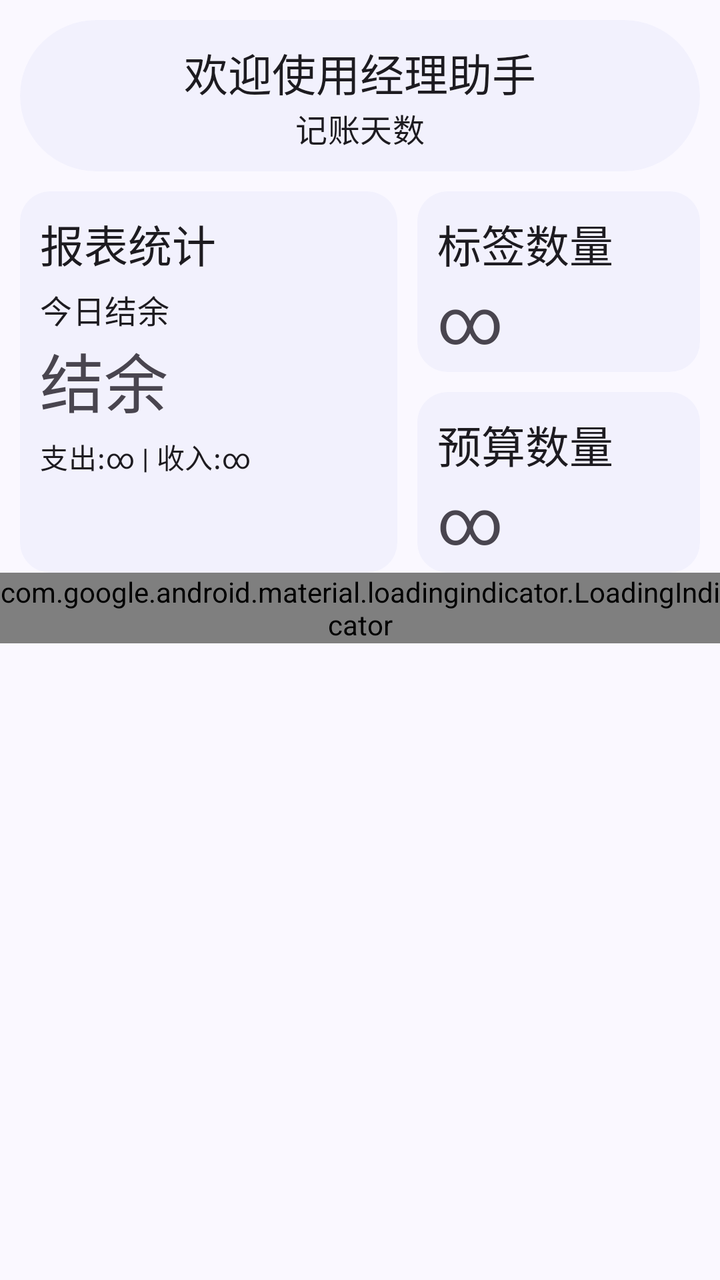
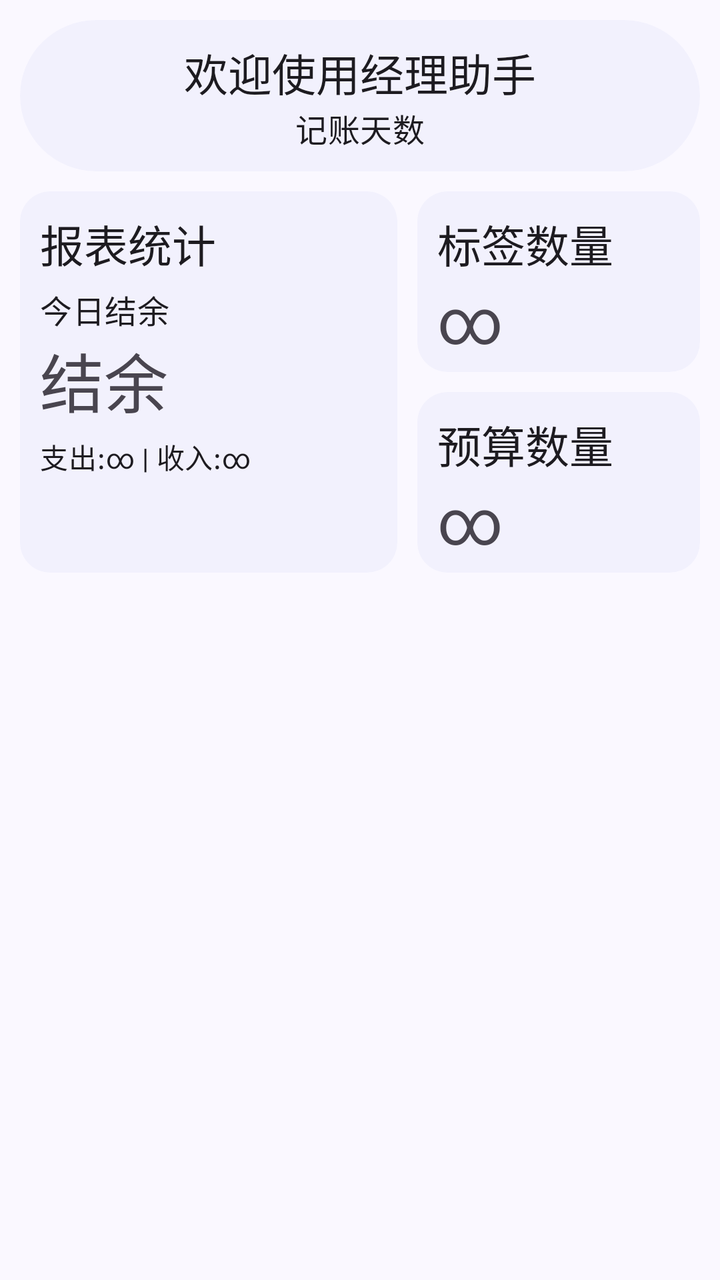

Before-and-after screenshots of an Android layout around one commit, followed by the original layout XML and the change that was made.
<!-- AndroidManifest.xml: application theme Theme.ManagerAssistant.Static -->
<!-- res/layout/fragment_home.xml -->
<androidx.core.widget.NestedScrollView xmlns:android="http://schemas.android.com/apk/res/android"
    xmlns:app="http://schemas.android.com/apk/res-auto"
    xmlns:tools="http://schemas.android.com/tools"
    android:layout_width="match_parent"
    android:layout_height="match_parent"
    tools:context=".ui.pages.home.HomeFragment">

    
    <androidx.constraintlayout.widget.ConstraintLayout
        android:layout_width="match_parent"
        android:layout_height="wrap_content"
        android:orientation="vertical">

        <com.google.android.material.card.MaterialCardView
            android:id="@+id/welcome_card"
            style="@style/RoundCardStyle"
            android:layout_width="match_parent"
            android:layout_height="wrap_content"
            app:layout_constraintTop_toTopOf="parent">

            <LinearLayout
                android:layout_width="match_parent"
                android:layout_height="wrap_content"
                android:orientation="vertical">

                <com.google.android.material.textview.MaterialTextView
                    style="@style/LargeTitleTextViewStyle"
                    android:layout_width="wrap_content"
                    android:layout_height="wrap_content"
                    android:layout_gravity="center_horizontal"
                    android:paddingBottom="0dp"
                    android:text="@string/welcome_string" />

                <com.google.android.material.textview.MaterialTextView
                    android:id="@+id/bookkeeping_days_text"
                    style="@style/MediumTitleTextViewStyle"
                    android:layout_width="wrap_content"
                    android:layout_height="wrap_content"
                    android:layout_gravity="center_horizontal"
                    android:paddingTop="0dp"
                    android:text="@string/num_of_bookkeeping_days" />
            </LinearLayout>
        </com.google.android.material.card.MaterialCardView>

        
        <com.google.android.material.card.MaterialCardView
            android:id="@+id/report_balance_cardview"
            style="@style/ContentCardStyle"
            android:layout_width="0dp"
            android:layout_height="0dp"
            android:layout_marginBottom="0dp"
            android:clickable="true"
            android:focusable="true"
            app:layout_constraintBottom_toBottomOf="@+id/budget_card"
            app:layout_constraintEnd_toStartOf="@id/tag_card"
            app:layout_constraintHorizontal_weight="4"
            app:layout_constraintStart_toStartOf="parent"
            app:layout_constraintTop_toBottomOf="@id/welcome_card">

            <LinearLayout
                android:layout_width="match_parent"
                android:layout_height="match_parent"
                android:orientation="vertical">

                <com.google.android.material.textview.MaterialTextView
                    style="@style/LargeTitleTextViewStyle"
                    android:layout_width="wrap_content"
                    android:layout_height="wrap_content"
                    android:paddingBottom="0dp"
                    android:text="@string/title_report" />

                <com.google.android.material.textview.MaterialTextView
                    style="@style/MediumTitleTextViewStyle"
                    android:layout_width="wrap_content"
                    android:layout_height="wrap_content"
                    android:paddingTop="5dp"
                    android:paddingBottom="0dp"
                    android:text="@string/today_balance" />

                <com.google.android.material.textview.MaterialTextView
                    android:id="@+id/balance_text"
                    style="@style/TextAppearance.Material3.HeadlineLarge"
                    android:layout_width="wrap_content"
                    android:layout_height="wrap_content"
                    android:layout_marginStart="10dp"
                    android:paddingTop="0dp"
                    android:paddingBottom="5dp"
                    android:text="@string/balance" />

                <com.google.android.material.textview.MaterialTextView
                    android:id="@+id/expense_income_text"
                    style="@style/MediumBodyTextViewStyle"
                    android:layout_width="wrap_content"
                    android:layout_height="wrap_content"
                    android:paddingStart="10dp"
                    android:paddingEnd="0dp"
                    android:paddingBottom="10dp"
                    android:text="@string/expense_and_income" />
            </LinearLayout>
        </com.google.android.material.card.MaterialCardView>

        
        <com.google.android.material.card.MaterialCardView
            android:id="@+id/tag_card"
            style="@style/ContentCardStyle"
            android:layout_width="0dp"
            android:layout_height="wrap_content"
            android:layout_marginStart="0dp"
            android:layout_marginTop="0dp"
            android:layout_marginBottom="0dp"
            android:clickable="true"
            android:focusable="true"
            app:layout_constraintEnd_toEndOf="parent"
            app:layout_constraintHorizontal_weight="3"
            app:layout_constraintStart_toEndOf="@+id/report_balance_cardview"
            app:layout_constraintTop_toTopOf="@+id/report_balance_cardview">

            <LinearLayout
                android:layout_width="match_parent"
                android:layout_height="match_parent"
                android:orientation="vertical">

                <com.google.android.material.textview.MaterialTextView
                    style="@style/LargeTitleTextViewStyle"
                    android:layout_width="wrap_content"
                    android:layout_height="wrap_content"
                    android:paddingBottom="0dp"
                    android:text="@string/tag_count" />

                <com.google.android.material.textview.MaterialTextView
                    android:id="@+id/tag_count_text"
                    style="@style/TextAppearance.Material3.HeadlineLarge"
                    android:layout_width="wrap_content"
                    android:layout_height="wrap_content"
                    android:layout_marginStart="10dp"
                    android:paddingBottom="5dp"
                    android:text="@string/count_infinity" />
            </LinearLayout>
        </com.google.android.material.card.MaterialCardView>

        
        <com.google.android.material.card.MaterialCardView
            android:id="@+id/budget_card"
            style="@style/ContentCardStyle"
            android:layout_width="0dp"
            android:layout_height="wrap_content"
            android:clickable="true"
            android:focusable="true"
            app:layout_constraintEnd_toEndOf="parent"
            app:layout_constraintStart_toEndOf="@+id/report_balance_cardview"
            app:layout_constraintTop_toBottomOf="@+id/tag_card">

            <LinearLayout
                android:layout_width="match_parent"
                android:layout_height="wrap_content"
                android:orientation="vertical">

                <com.google.android.material.textview.MaterialTextView
                    style="@style/LargeTitleTextViewStyle"
                    android:layout_width="wrap_content"
                    android:layout_height="wrap_content"
                    android:paddingBottom="0dp"
                    android:text="@string/budget_count" />

                <com.google.android.material.textview.MaterialTextView
                    android:id="@+id/budget_count_text"
                    style="@style/TextAppearance.Material3.HeadlineLarge"
                    android:layout_width="wrap_content"
                    android:layout_height="wrap_content"
                    android:layout_marginStart="10dp"
                    android:paddingBottom="5dp"
                    android:text="@string/count_infinity" />
            </LinearLayout>
        </com.google.android.material.card.MaterialCardView>

        
        <com.google.android.material.loadingindicator.LoadingIndicator
            android:id="@+id/link_loading_indicator"
            android:layout_width="wrap_content"
            android:layout_height="wrap_content"
            android:layout_gravity="center_horizontal"
            app:layout_constraintEnd_toEndOf="parent"
            app:layout_constraintStart_toStartOf="parent"
            app:layout_constraintTop_toTopOf="@+id/web_link_card" />

        <com.google.android.material.card.MaterialCardView
            android:id="@+id/web_link_card"
            style="@style/ContentCardStyle"
            android:layout_width="match_parent"
            android:layout_height="wrap_content"
            android:visibility="gone"
            app:layout_constraintTop_toBottomOf="@id/report_balance_cardview">

            <androidx.constraintlayout.widget.ConstraintLayout
                android:layout_width="match_parent"
                android:layout_height="wrap_content">

                <com.google.android.material.textview.MaterialTextView
                    android:id="@+id/web_link_title_text"
                    style="@style/LargeTitleTextViewStyle"
                    android:layout_width="wrap_content"
                    android:layout_height="wrap_content"
                    android:text="@string/purchase_bulletin"
                    app:layout_constraintStart_toStartOf="parent"
                    app:layout_constraintTop_toTopOf="parent" />

                <androidx.recyclerview.widget.RecyclerView
                    android:id="@+id/web_link_recycler"
                    android:layout_width="match_parent"
                    android:layout_height="wrap_content"
                    android:layout_marginStart="10dp"
                    android:layout_marginEnd="10dp"
                    android:nestedScrollingEnabled="false"
                    app:layoutManager="androidx.recyclerview.widget.LinearLayoutManager"
                    app:layout_constraintEnd_toEndOf="parent"
                    app:layout_constraintStart_toStartOf="parent"
                    app:layout_constraintTop_toBottomOf="@+id/web_link_title_text" />
            </androidx.constraintlayout.widget.ConstraintLayout>
        </com.google.android.material.card.MaterialCardView>
    </androidx.constraintlayout.widget.ConstraintLayout>
</androidx.core.widget.NestedScrollView>
<!-- resources referenced by this layout -->
<resources>
  <string name="balance">结余</string>
  <string name="budget_count">预算数量</string>
  <string name="count_infinity">∞</string>
  <string name="expense_and_income">支出:∞ | 收入:∞</string>
  <string name="num_of_bookkeeping_days">记账天数</string>
  <string name="purchase_bulletin">采购公告</string>
  <string name="tag_count">标签数量</string>
  <string name="title_report">报表统计</string>
  <string name="today_balance">今日结余</string>
  <string name="welcome_string">欢迎使用经理助手</string>
  <style name="LargeTitleTextViewStyle" parent="TextViewStyleBase">
          <item name="android:textAppearance">?attr/textAppearanceTitleLarge</item>
      </style>
  <style name="MediumTitleTextViewStyle" parent="TextViewStyleBase">
          <item name="android:textAppearance">?attr/textAppearanceTitleMedium</item>
      </style>
  <style name="RoundCardStyle" parent="CardStyleBase">
          <item name="cardCornerRadius">50dp</item>
          <item name="android:layout_margin">10dp</item>
      </style>
  <style name="CardStyleBase" parent="Widget.Material3.CardView.Filled">
          <item name="cardBackgroundColor">@color/card_background_color</item>
      </style>
  <style name="TextViewStyleBase">
          <item name="android:paddingStart">10dp</item>
          <item name="android:paddingEnd">10dp</item>
          <item name="android:paddingTop">10dp</item>
          <item name="android:paddingBottom">10dp</item>
      </style>
  <color name="md_theme_primary">#4C5C92</color>
  <color name="md_theme_onPrimary">#FFFFFF</color>
  <color name="md_theme_primaryContainer">#DBE1FF</color>
  <color name="md_theme_onPrimaryContainer">#344479</color>
  <color name="md_theme_secondary">#595E72</color>
  <color name="md_theme_onSecondary">#FFFFFF</color>
  <color name="md_theme_secondaryContainer">#DDE1F9</color>
  <color name="md_theme_onSecondaryContainer">#414659</color>
  <color name="md_theme_tertiary">#745470</color>
  <color name="md_theme_onTertiary">#FFFFFF</color>
  <color name="md_theme_tertiaryContainer">#FFD6F7</color>
  <color name="md_theme_onTertiaryContainer">#5B3D57</color>
  <color name="md_theme_error">#BA1A1A</color>
  <color name="md_theme_onError">#FFFFFF</color>
  <color name="md_theme_errorContainer">#FFDAD6</color>
  <color name="md_theme_onErrorContainer">#93000A</color>
  <color name="md_theme_background">#FAF8FF</color>
  <color name="md_theme_onBackground">#1A1B21</color>
  <color name="md_theme_surface">#FAF8FF</color>
  <color name="md_theme_onSurface">#1A1B21</color>
  <color name="md_theme_surfaceVariant">#E2E1EC</color>
  <color name="md_theme_onSurfaceVariant">#45464F</color>
  <color name="md_theme_outline">#767680</color>
  <color name="md_theme_outlineVariant">#C6C6D0</color>
  <color name="md_theme_inverseSurface">#2F3036</color>
  <color name="md_theme_inverseOnSurface">#F1F0F7</color>
  <color name="md_theme_inversePrimary">#B5C4FF</color>
  <color name="md_theme_primaryFixed">#DBE1FF</color>
  <color name="md_theme_onPrimaryFixed">#02174B</color>
  <color name="md_theme_primaryFixedDim">#B5C4FF</color>
  <color name="md_theme_onPrimaryFixedVariant">#344479</color>
  <color name="md_theme_secondaryFixed">#DDE1F9</color>
  <color name="md_theme_onSecondaryFixed">#161B2C</color>
  <color name="md_theme_secondaryFixedDim">#C1C5DD</color>
  <color name="md_theme_onSecondaryFixedVariant">#414659</color>
  <color name="md_theme_tertiaryFixed">#FFD6F7</color>
  <color name="md_theme_onTertiaryFixed">#2B122A</color>
  <color name="md_theme_tertiaryFixedDim">#E2BBDB</color>
  <color name="md_theme_onTertiaryFixedVariant">#5B3D57</color>
  <color name="md_theme_surfaceDim">#DAD9E0</color>
  <color name="md_theme_surfaceBright">#FAF8FF</color>
  <color name="md_theme_surfaceContainerLowest">#FFFFFF</color>
  <color name="md_theme_surfaceContainerLow">#F4F3FA</color>
  <color name="md_theme_surfaceContainer">#EEEDF4</color>
  <color name="md_theme_surfaceContainerHigh">#E9E7EF</color>
  <color name="md_theme_surfaceContainerHighest">#E3E1E9</color>
  <!-- unchanged entries left out for length: 5 -->
</resources>

<!-- the commit's change to res/layout/fragment_home.xml (unified diff, before → after) -->
@@ -172,50 +172,5 @@
                     android:text="@string/count_infinity" />
             </LinearLayout>
         </com.google.android.material.card.MaterialCardView>
-
-        
-        <com.google.android.material.loadingindicator.LoadingIndicator
-            android:id="@+id/link_loading_indicator"
-            android:layout_width="wrap_content"
-            android:layout_height="wrap_content"
-            android:layout_gravity="center_horizontal"
-            app:layout_constraintEnd_toEndOf="parent"
-            app:layout_constraintStart_toStartOf="parent"
-            app:layout_constraintTop_toTopOf="@+id/web_link_card" />
-
-        <com.google.android.material.card.MaterialCardView
-            android:id="@+id/web_link_card"
-            style="@style/ContentCardStyle"
-            android:layout_width="match_parent"
-            android:layout_height="wrap_content"
-            android:visibility="gone"
-            app:layout_constraintTop_toBottomOf="@id/report_balance_cardview">
-
-            <androidx.constraintlayout.widget.ConstraintLayout
-                android:layout_width="match_parent"
-                android:layout_height="wrap_content">
-
-                <com.google.android.material.textview.MaterialTextView
-                    android:id="@+id/web_link_title_text"
-                    style="@style/LargeTitleTextViewStyle"
-                    android:layout_width="wrap_content"
-                    android:layout_height="wrap_content"
-                    android:text="@string/purchase_bulletin"
-                    app:layout_constraintStart_toStartOf="parent"
-                    app:layout_constraintTop_toTopOf="parent" />
-
-                <androidx.recyclerview.widget.RecyclerView
-                    android:id="@+id/web_link_recycler"
-                    android:layout_width="match_parent"
-                    android:layout_height="wrap_content"
-                    android:layout_marginStart="10dp"
-                    android:layout_marginEnd="10dp"
-                    android:nestedScrollingEnabled="false"
-                    app:layoutManager="androidx.recyclerview.widget.LinearLayoutManager"
-                    app:layout_constraintEnd_toEndOf="parent"
-                    app:layout_constraintStart_toStartOf="parent"
-                    app:layout_constraintTop_toBottomOf="@+id/web_link_title_text" />
-            </androidx.constraintlayout.widget.ConstraintLayout>
-        </com.google.android.material.card.MaterialCardView>
     </androidx.constraintlayout.widget.ConstraintLayout>
 </androidx.core.widget.NestedScrollView>
<!-- resource entries referenced after the edit -->
@@ -5,7 +5,6 @@
   <string name="count_infinity">∞</string>
   <string name="expense_and_income">支出:∞ | 收入:∞</string>
   <string name="num_of_bookkeeping_days">记账天数</string>
-  <string name="purchase_bulletin">采购公告</string>
   <string name="tag_count">标签数量</string>
   <string name="title_report">报表统计</string>
   <string name="today_balance">今日结余</string>
